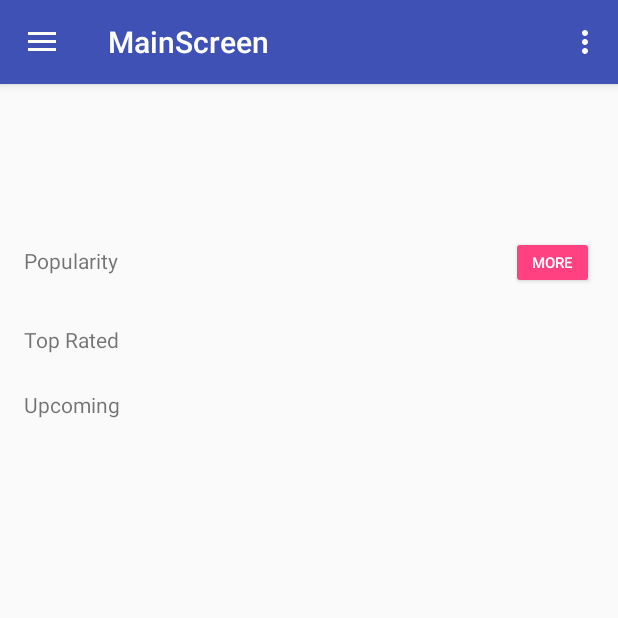
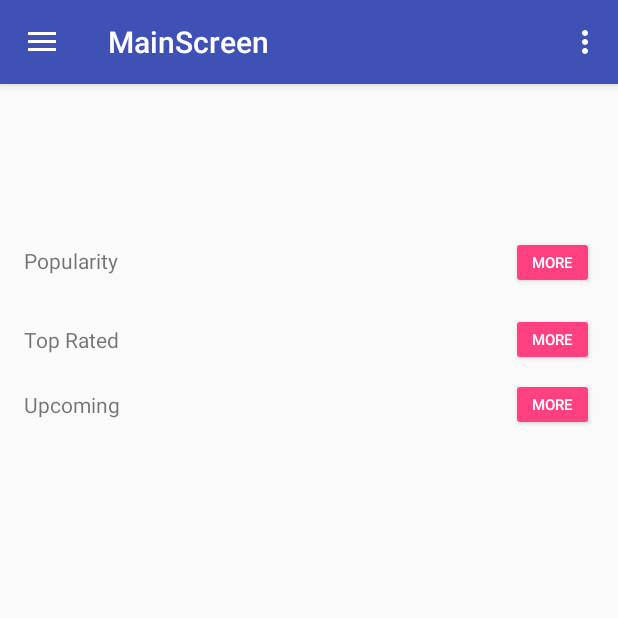
Before and after one commit to RMADevelop/FilmsClient, an Android app: the fragment Main placed in its activity, on a phone screen of 412 x 824 dp, the top half of it. Run offline under Robolectric (Android 15) with nearby library versions, the phone set to English and light mode, and no system bars; our stand-ins replace Room's generated code, RxJava; network calls fail; pictures from the network do not load.

Commit message:
main more added

```diff
--- a/app/src/main/java/com/example/roma/filmsclient/fclient/main/main/Main.java
+++ b/app/src/main/java/com/example/roma/filmsclient/fclient/main/main/Main.java
@@ -10,6 +10,7 @@ import android.support.v7.widget.RecyclerView;
 import android.view.LayoutInflater;
 import android.view.View;
 import android.view.ViewGroup;
+import android.widget.Button;
 
 import com.example.roma.filmsclient.R;
 import com.example.roma.filmsclient.fclient.filmActivity.FilmActivity;
@@ -58,6 +59,12 @@ public class Main extends Fragment implements MainContract.View {
 
     private ViewPagerAdapter adapter;
 
+    private Button btnMorePopular;
+
+    private Button btnMoreTopRated;
+
+    private Button btnMoreUpcomming;
+
     private RecyclerView popularityRecycler;
     private RecyclerView topRatedRecycler;
     private RecyclerView upcommingRecycler;
@@ -100,6 +107,14 @@ public class Main extends Fragment implements MainContract.View {
 
         adapterTopRated = new AdapterPopularityRecyclerView(getContext(), Collections.<Result>emptyList(), listenerTopRated);
         topRatedRecycler.setAdapter(adapterTopRated);
+
+        btnMoreTopRated = (Button)view.findViewById(R.id.button_more_top_rated);
+        btnMoreTopRated.setOnClickListener(new View.OnClickListener() {
+            @Override
+            public void onClick(View v) {
+
+            }
+        });
     }
 
     private void initUpcomming(View view) {
@@ -108,6 +123,14 @@ public class Main extends Fragment implements MainContract.View {
 
         adapterUpcoming = new AdapterPopularityRecyclerView(getContext(), Collections.<Result>emptyList(), listenerUpcoming);
         upcommingRecycler.setAdapter(adapterUpcoming);
+
+        btnMoreUpcomming = (Button) view.findViewById(R.id.button_more_upcoming);
+        btnMoreUpcomming.setOnClickListener(new View.OnClickListener() {
+            @Override
+            public void onClick(View v) {
+
+            }
+        });
     }
 
 
@@ -117,6 +140,14 @@ public class Main extends Fragment implements MainContract.View {
 
         adapterPopularity = new AdapterPopularityRecyclerView(getContext(), Collections.<Result>emptyList(), listenerPopular);
         popularityRecycler.setAdapter(adapterPopularity);
+
+        btnMorePopular = (Button) view.findViewById(R.id.button_more_popularity);
+        btnMorePopular.setOnClickListener(new View.OnClickListener() {
+            @Override
+            public void onClick(View v) {
+
+            }
+        });
     }
 
     private void initViewPager(View view) {
--- a/app/src/main/res/layout/fragment_main_item_recycler_popular.xml
+++ b/app/src/main/res/layout/fragment_main_item_recycler_popular.xml
@@ -23,8 +23,6 @@
 
     <Button
         style="@style/Button_more"
-        android:layout_width="55dp"
-        android:layout_height="35dp"
         android:layout_marginRight="16dp"
         android:layout_marginTop="0dp"
         app:layout_constraintHorizontal_bias="1.0"
@@ -32,8 +30,7 @@
         app:layout_constraintRight_toRightOf="parent"
         app:layout_constraintTop_toTopOf="@+id/textView5"
         app:layout_constraintBottom_toBottomOf="@+id/textView5"
-        android:layout_marginBottom="0dp"
-        android:id="@+id/button"
+        android:id="@+id/button_more_popularity"
         app:layout_constraintVertical_bias="0.444" />
 
 
@@ -45,7 +42,7 @@
         app:layout_constraintLeft_toLeftOf="parent"
         tools:layout_height="50dp"
         android:layout_marginTop="8dp"
-        app:layout_constraintTop_toBottomOf="@+id/button" />
+        app:layout_constraintTop_toBottomOf="@+id/button_more_popularity" />
 
     <TextView
         android:id="@+id/textView6"
@@ -57,7 +54,15 @@
 
         app:layout_constraintLeft_toLeftOf="parent"
         app:layout_constraintTop_toBottomOf="@+id/popularity_recycler" />
-
+    <Button
+        style="@style/Button_more"
+        android:id="@+id/button_more_top_rated"
+        android:layout_marginRight="16dp"
+        app:layout_constraintLeft_toRightOf="@+id/textView6"
+        app:layout_constraintRight_toRightOf="parent"
+        app:layout_constraintTop_toTopOf="@+id/textView6"
+        app:layout_constraintBottom_toBottomOf="@+id/textView6"
+        app:layout_constraintHorizontal_bias="1.0" />
 
     <TextView
         android:id="@+id/textView7"
@@ -68,6 +73,15 @@
         android:text="Upcoming"
         app:layout_constraintLeft_toLeftOf="parent"
         app:layout_constraintTop_toBottomOf="@+id/top_rated_recycler" />
+    <Button
+        style="@style/Button_more"
+        android:id="@+id/button_more_upcoming"
+        android:layout_marginRight="16dp"
+        app:layout_constraintLeft_toRightOf="@+id/textView7"
+        app:layout_constraintRight_toRightOf="parent"
+        app:layout_constraintTop_toTopOf="@+id/textView7"
+        app:layout_constraintBottom_toBottomOf="@+id/textView7"
+        app:layout_constraintHorizontal_bias="1.0" />
 
     <android.support.v7.widget.RecyclerView
         android:id="@+id/upcoming_recycler"
--- a/app/src/main/res/values/styles.xml
+++ b/app/src/main/res/values/styles.xml
@@ -19,6 +19,8 @@
 
 
     <style name="Button_more" parent="Widget.AppCompat.Button.Colored">
+        <item name="android:layout_height">35dp</item>
+        <item name="android:layout_width">55dp</item>
         <item name="android:textSize">10sp</item>
         <item name="android:text">MORE</item>
     </style>
```
